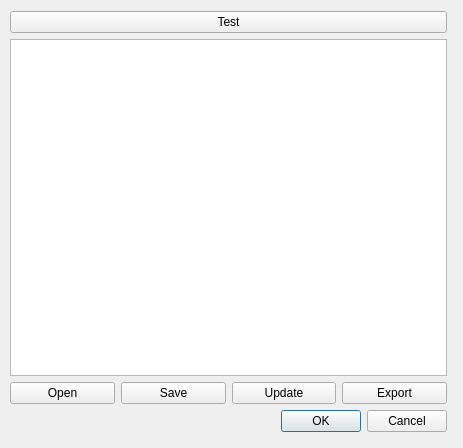
Before: the Qt Designer form neurolabi/gui/zsegmentationprojectdialog.ui in janelia-flyem/NeuTu, drawn with Qt 5.
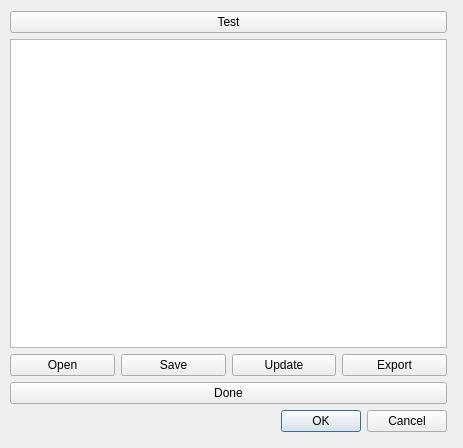
After: the same form once the commit is applied.

Diff of the .ui file:
```diff
--- a/neurolabi/gui/zsegmentationprojectdialog.ui
+++ b/neurolabi/gui/zsegmentationprojectdialog.ui
@@ -65,6 +65,13 @@
       </item>
      </layout>
     </item>
+    <item>
+     <widget class="QPushButton" name="donePushButton">
+      <property name="text">
+       <string>Done</string>
+      </property>
+     </widget>
+    </item>
     <item>
      <widget class="QDialogButtonBox" name="buttonBox">
       <property name="orientation">
```
